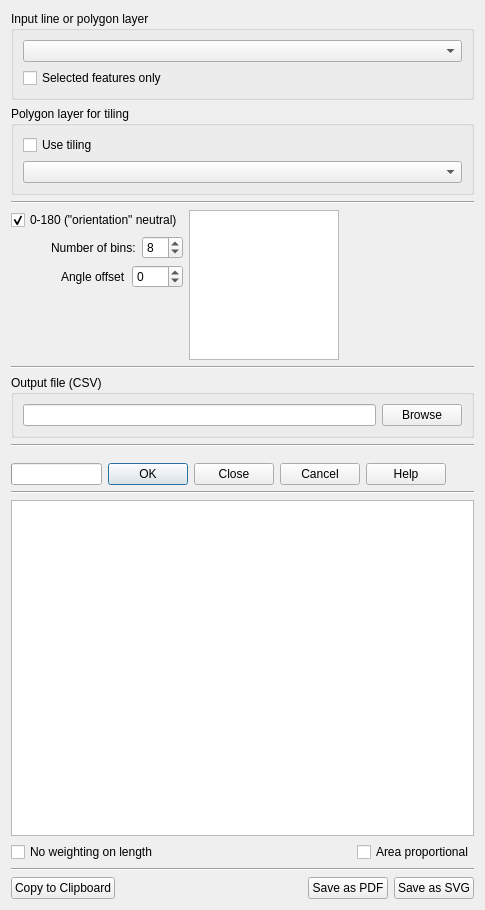
Qt form linedirectionhistogram_dialog_base.ui (havatv/qgislinedirectionhistogramplugin) before a commit.
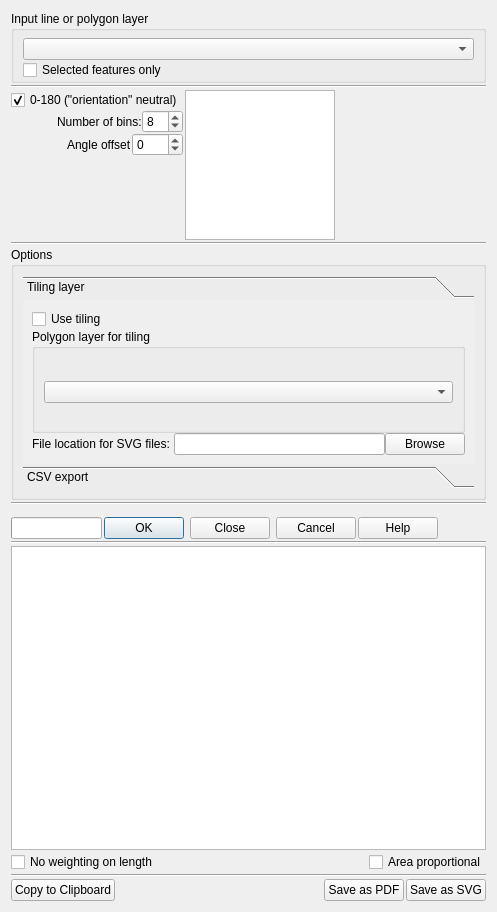
The same form after that commit.

Commit message: adding svg directory dialogue

```diff
--- a/linedirectionhistogram_dialog_base.ui
+++ b/linedirectionhistogram_dialog_base.ui
@@ -6,8 +6,8 @@
    <rect>
     <x>0</x>
     <y>0</y>
-    <width>485</width>
-    <height>910</height>
+    <width>497</width>
+    <height>912</height>
    </rect>
   </property>
   <property name="windowTitle">
@@ -15,11 +15,25 @@
   </property>
   <layout class="QVBoxLayout" name="verticalLayout">
    <item>
+    <layout class="QVBoxLayout" name="verticalLayout_11">
+     <property name="spacing">
+      <number>2</number>
+     </property>
+     <item>
     <widget class="QGroupBox" name="groupBox">
      <property name="title">
       <string>Input line or polygon layer</string>
      </property>
      <layout class="QVBoxLayout" name="verticalLayout_3">
+        <property name="spacing">
+         <number>0</number>
+        </property>
+        <property name="topMargin">
+         <number>7</number>
+        </property>
+        <property name="bottomMargin">
+         <number>0</number>
+        </property>
       <item>
        <widget class="QComboBox" name="InputLayer"/>
       </item>
@@ -34,33 +48,7 @@
     </widget>
    </item>
    <item>
-    <widget class="QGroupBox" name="groupBox_3">
-     <property name="title">
-      <string>Polygon layer for tiling</string>
-     </property>
-     <layout class="QVBoxLayout" name="verticalLayout_4">
-      <item>
-       <widget class="QCheckBox" name="useTilingCheckBox">
-        <property name="toolTip">
-         <string>Whan using tiling, a Rose diagram is generated for each polygon, and added to an output layer</string>
-        </property>
-        <property name="text">
-         <string>Use tiling</string>
-        </property>
-       </widget>
-      </item>
-      <item>
-       <widget class="QComboBox" name="TilingLayer">
-        <property name="toolTip">
-         <string>The polygon layer to use for tiling</string>
-        </property>
-       </widget>
-      </item>
-     </layout>
-    </widget>
-   </item>
-   <item>
-    <widget class="Line" name="line">
+      <widget class="Line" name="line_6">
      <property name="orientation">
       <enum>Qt::Horizontal</enum>
      </property>
@@ -70,6 +58,9 @@
     <layout class="QHBoxLayout" name="horizontalLayout_3">
      <item>
       <layout class="QVBoxLayout" name="verticalLayout_2">
+         <property name="spacing">
+          <number>0</number>
+         </property>
        <item>
         <layout class="QHBoxLayout" name="horizontalLayout_7">
          <item>
@@ -252,6 +243,129 @@
     </widget>
    </item>
    <item>
+      <widget class="QGroupBox" name="groupBox_4">
+       <property name="sizePolicy">
+        <sizepolicy hsizetype="Preferred" vsizetype="Preferred">
+         <horstretch>0</horstretch>
+         <verstretch>1</verstretch>
+        </sizepolicy>
+       </property>
+       <property name="title">
+        <string>Options</string>
+       </property>
+       <layout class="QVBoxLayout" name="verticalLayout_9">
+        <item>
+         <widget class="QToolBox" name="toolBox">
+          <property name="sizePolicy">
+           <sizepolicy hsizetype="Preferred" vsizetype="Preferred">
+            <horstretch>0</horstretch>
+            <verstretch>0</verstretch>
+           </sizepolicy>
+          </property>
+          <property name="tabSpacing">
+           <number>2</number>
+          </property>
+          <widget class="QWidget" name="page">
+           <property name="geometry">
+            <rect>
+             <x>0</x>
+             <y>0</y>
+             <width>451</width>
+             <height>135</height>
+            </rect>
+           </property>
+           <attribute name="label">
+            <string>Tiling layer</string>
+           </attribute>
+           <layout class="QVBoxLayout" name="verticalLayout_6">
+            <item>
+             <layout class="QVBoxLayout" name="verticalLayout_8">
+              <property name="spacing">
+               <number>0</number>
+              </property>
+              <item>
+               <widget class="QCheckBox" name="useTilingCheckBox">
+                <property name="toolTip">
+                 <string>Whan using tiling, a Rose diagram is generated for each polygon, and added to an output layer</string>
+                </property>
+                <property name="text">
+                 <string>Use tiling</string>
+                </property>
+               </widget>
+              </item>
+              <item>
+               <widget class="QGroupBox" name="groupBox_3">
+                <property name="sizePolicy">
+                 <sizepolicy hsizetype="Preferred" vsizetype="Preferred">
+                  <horstretch>0</horstretch>
+                  <verstretch>0</verstretch>
+                 </sizepolicy>
+                </property>
+                <property name="title">
+                 <string>Polygon layer for tiling</string>
+                </property>
+                <layout class="QVBoxLayout" name="verticalLayout_4">
+                 <property name="topMargin">
+                  <number>6</number>
+                 </property>
+                 <property name="bottomMargin">
+                  <number>0</number>
+                 </property>
+                 <item>
+                  <widget class="QComboBox" name="TilingLayer">
+                   <property name="toolTip">
+                    <string>The polygon layer to use for tiling</string>
+                   </property>
+                  </widget>
+                 </item>
+                </layout>
+               </widget>
+              </item>
+              <item>
+               <layout class="QHBoxLayout" name="horizontalLayout_8">
+                <item>
+                 <widget class="QLabel" name="label_4">
+                  <property name="text">
+                   <string>File location for SVG files: </string>
+                  </property>
+                 </widget>
+                </item>
+                <item>
+                 <widget class="QLineEdit" name="tileDirectory">
+                  <property name="readOnly">
+                   <bool>true</bool>
+                  </property>
+                 </widget>
+                </item>
+                <item>
+                 <widget class="QPushButton" name="browseButtonTile">
+                  <property name="text">
+                   <string>Browse</string>
+                  </property>
+                 </widget>
+                </item>
+               </layout>
+              </item>
+             </layout>
+            </item>
+           </layout>
+          </widget>
+          <widget class="QWidget" name="page_2">
+           <property name="geometry">
+            <rect>
+             <x>0</x>
+             <y>0</y>
+             <width>451</width>
+             <height>135</height>
+            </rect>
+           </property>
+           <attribute name="label">
+            <string>CSV export</string>
+           </attribute>
+           <layout class="QVBoxLayout" name="verticalLayout_7">
+            <item>
+             <layout class="QVBoxLayout" name="verticalLayout_10">
+              <item>
     <widget class="QGroupBox" name="groupBox_2">
      <property name="title">
       <string>Output file (CSV)</string>
@@ -289,8 +403,17 @@
      </layout>
     </widget>
    </item>
+             </layout>
+            </item>
+           </layout>
+          </widget>
+         </widget>
+        </item>
+       </layout>
+      </widget>
+     </item>
    <item>
-    <widget class="Line" name="line_3">
+      <widget class="Line" name="line">
      <property name="orientation">
       <enum>Qt::Horizontal</enum>
      </property>
@@ -302,7 +425,7 @@
       <enum>Qt::Vertical</enum>
      </property>
      <property name="sizeType">
-      <enum>QSizePolicy::Fixed</enum>
+        <enum>QSizePolicy::Expanding</enum>
      </property>
      <property name="sizeHint" stdset="0">
       <size>
@@ -350,20 +473,7 @@
     </layout>
    </item>
    <item>
-    <spacer name="horizontalSpacer_4">
-     <property name="orientation">
-      <enum>Qt::Horizontal</enum>
-     </property>
-     <property name="sizeHint" stdset="0">
-      <size>
-       <width>40</width>
-       <height>0</height>
-      </size>
-     </property>
-    </spacer>
-   </item>
-   <item>
-    <widget class="Line" name="line_4">
+      <widget class="Line" name="line_3">
      <property name="orientation">
       <enum>Qt::Horizontal</enum>
      </property>
@@ -481,6 +591,21 @@
       </widget>
      </item>
     </layout>
+     </item>
+    </layout>
+   </item>
+   <item>
+    <spacer name="horizontalSpacer_4">
+     <property name="orientation">
+      <enum>Qt::Horizontal</enum>
+     </property>
+     <property name="sizeHint" stdset="0">
+      <size>
+       <width>40</width>
+       <height>0</height>
+      </size>
+     </property>
+    </spacer>
    </item>
   </layout>
  </widget>
```
Left out of the diff: 2 changed lines with no effect on the pictures. Lines whose indentation alone changed are shown as unchanged. The commit also changes 1 other file.
